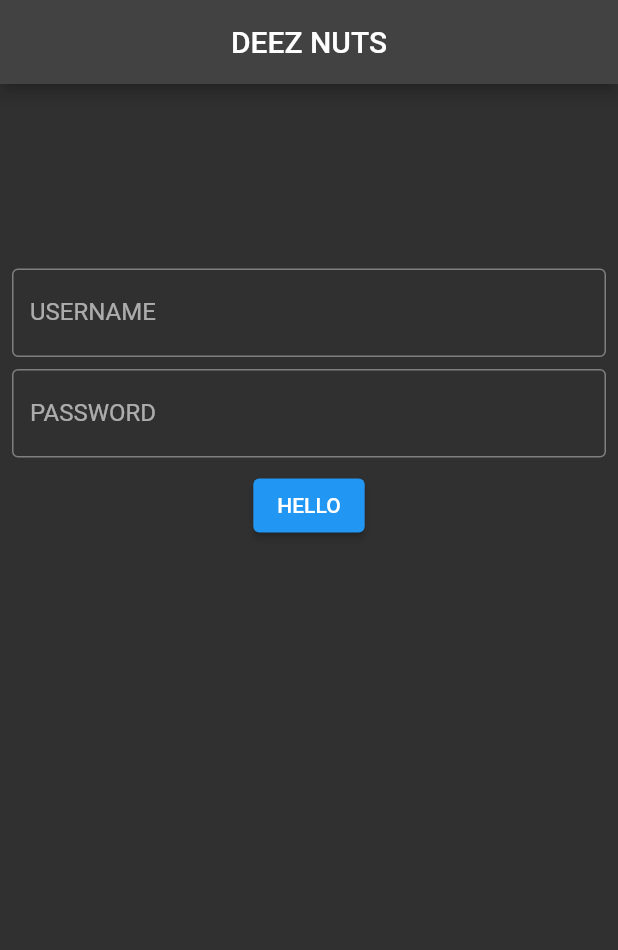
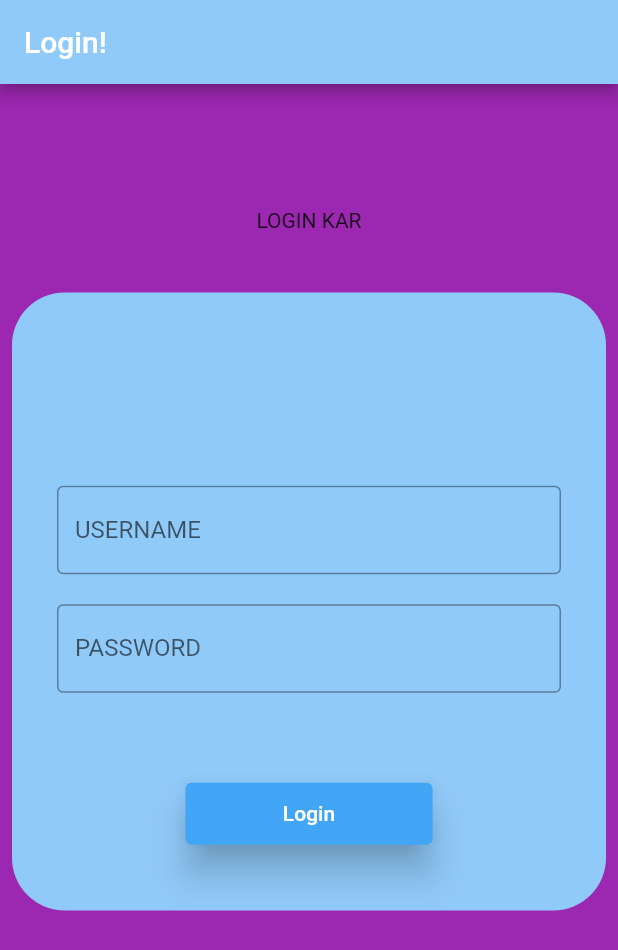
Before and after one commit to dhruvmaindola227/Flutter-And-Dart, a Flutter app: the screen it shows after launch, on a phone screen of 412 x 824 dp. Shown: the top 950 px of the screen. Run offline on Flutter 3.47's test engine with Material 2 defaults, Android fonts, the phone set to English and light mode, and no system bars; our stand-ins replace fluttertoast.

Commit message:
added new ui changes

```diff
--- a/login_screen/lib/main.dart
+++ b/login_screen/lib/main.dart
@@ -1,4 +1,5 @@
 import 'package:flutter/material.dart';
+import 'package:fluttertoast/fluttertoast.dart';
 
 void main() {
   runApp(const LoginApp());
@@ -9,10 +10,9 @@ class LoginApp extends StatelessWidget {
 
   @override
   Widget build(BuildContext context) {
-    return MaterialApp(
+    return const MaterialApp(
       debugShowCheckedModeBanner: false,
-      theme: ThemeData.dark(),
-      home: const LoginPage(),
+      home: LoginPage(),
     );
   }
 }
@@ -24,9 +24,8 @@ class LoginPage extends StatelessWidget {
   Widget build(BuildContext context) {
     return Scaffold(
       appBar: AppBar(
-        title: const Center(
-          child: Text("DEEZ NUTS"),
-        ),
+        backgroundColor: Colors.blue[200],
+        title: const Text("Login!"),
       ),
       body: const LoginUi(),
     );
@@ -39,24 +38,48 @@ class LoginUi extends StatelessWidget {
   @override
   Widget build(BuildContext context) {
     double height = MediaQuery.of(context).size.height;
-    print(height);
-    return Padding(
+    double width = MediaQuery.of(context).size.width;
+    print("Upar vala $height");
+    print("Upar vala $width");
+    return ColoredBox(
+      color: Colors.purple,
+      child: Center(
+        child: Padding(
           padding: const EdgeInsets.all(8.0),
+          child: Column(
+            children: [ const Padding(
+              padding: EdgeInsets.only(top : 75.0),
+              child: Text("LOGIN KAR"),
+            ),
+              Padding(
+                padding: const EdgeInsets.only(top : 40.0),
+                child: Container(
+
+                  decoration: const BoxDecoration(
+                     color: Color.fromARGB(255, 144, 202, 249),
+                    borderRadius: BorderRadius.all(Radius.circular(35))
+                  ),
+
                   child: SizedBox(
                     height: height / 2,
                     child: Column(
                       crossAxisAlignment: CrossAxisAlignment.center,
                       mainAxisAlignment: MainAxisAlignment.center,
                       children: [
-            const TextField(
+                        const Padding(
+                          padding: EdgeInsets.fromLTRB(30, 85 , 30, 10),
+                          child: TextField(
                             decoration: InputDecoration(
+                              focusColor: Colors.white,
                               border: OutlineInputBorder(),
                               labelText: "USERNAME",
                             ),
                           ),
+                        ),
                         const Padding(
-              padding: EdgeInsets.only(top: 8.0),
+                          padding: EdgeInsets.fromLTRB(30, 10, 30, 10),
                           child: TextField(
+                            obscureText: true,
                             decoration: InputDecoration(
                               border: OutlineInputBorder(),
                               labelText: "PASSWORD",
@@ -64,19 +87,39 @@ class LoginUi extends StatelessWidget {
                           ),
                         ),
                         Padding(
-              padding: const EdgeInsets.only(top: 8.0),
+                          padding: const EdgeInsets.only(top: 50.0),
+                          child: SizedBox(
+                            height: height * 0.05,
+                            width: width * 0.4,
                             child: ElevatedButton(
+                              style: ElevatedButton.styleFrom(
+                                backgroundColor: Colors.blue.shade400,
+                                shadowColor: Colors.black,
+                                elevation: 10.0
+                              ),
                               onPressed: () {
-                  print("HELLo");
+                                Fluttertoast.showToast(
+                msg: "Logged IN!",  // message
+                toastLength: Toast.LENGTH_SHORT, // length
+                gravity: ToastGravity.BOTTOM,    // location
+                                // duration
+      );
                               },
                               child: const Text(
-                  "HELLO",
+                                "Login",
+                              ),
                             ),
                           ),
                         ),
                       ],
                     ),
                   ),
+                ),
+              ),
+            ],
+          ),
+        ),
+      ),
     );
   }
 }
--- a/login_screen/pubspec.yaml
+++ b/login_screen/pubspec.yaml
@@ -31,6 +31,7 @@ environment:
 dependencies:
   flutter:
     sdk: flutter
+  fluttertoast: ^8.0.9
 
 
   # The following adds the Cupertino Icons font to your application.
@@ -40,6 +41,7 @@ dependencies:
 dev_dependencies:
   flutter_test:
     sdk: flutter
+
 
   # The "flutter_lints" package below contains a set of recommended lints to
   # encourage good coding practices. The lint set provided by the package is
```
Also changed, not shown: login_screen/pubspec.lock, 1 other file. Lines whose indentation alone changed are shown as unchanged.
